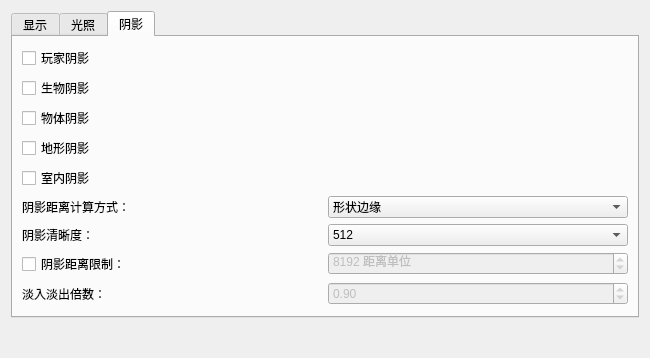
This is apps/launcher/ui/graphicspage.ui in jeffcwj/openmw-cn-android as Qt 5 draws it before an edit. The edited form follows.
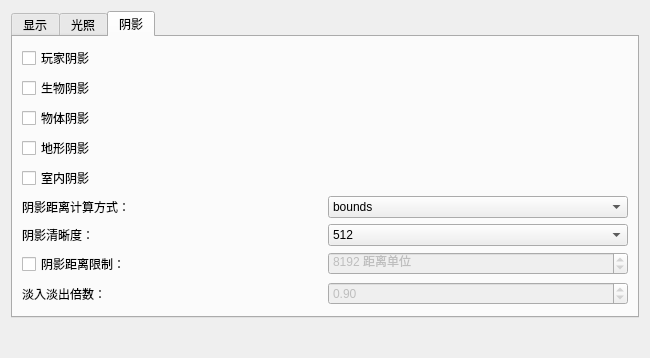
This is the edited form. The open tabs and pages were chosen to show the change.

Patch:
```diff
--- a/apps/launcher/ui/graphicspage.ui
+++ b/apps/launcher/ui/graphicspage.ui
@@ -350,7 +350,7 @@
           <widget class="QComboBox" name="shadowComputeSceneBoundsComboBox">
            <item>
             <property name="text">
-             <string>形状边缘</string>
+             <string>bounds</string>
             </property>
            </item>
            <item>
```
Left out of the diff: 4 changed lines with no effect on the pictures.
